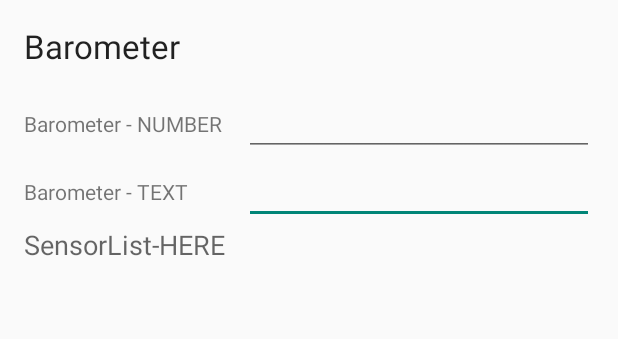
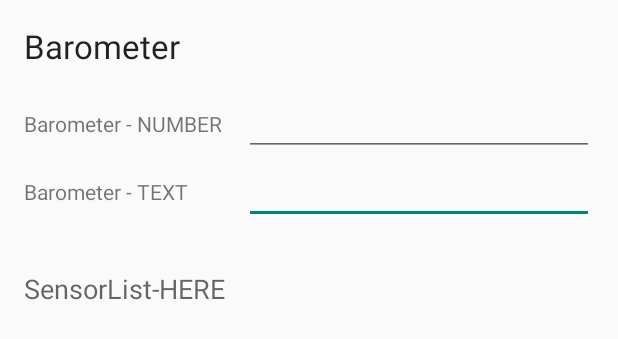
Before and after one commit to daKrueml/strawberry-firecracker, an Android app: the layout activity_barometer_request.xml on its own in the app's theme, with its tools: preview values and no code run, on a phone screen of 412 x 824 dp. Shown: the top 339 px of the screen. Run offline under Robolectric (Android 15) with nearby library versions, the phone set to English and light mode, and no system bars.

Commit message:
Barometer Layout überarbeitet

```diff
--- a/barometer/src/main/java/org/smiguel/barometer/barometer/barometer_request.java
+++ b/barometer/src/main/java/org/smiguel/barometer/barometer/barometer_request.java
@@ -52,7 +52,6 @@ public class barometer_request extends ActionBarActivity {
         }
         TextView TextSensorOutput = (TextView)findViewById(R.id.SensorList);
         TextSensorOutput.setText(data);
-
     }
 
     @Override
--- a/barometer/src/main/res/layout/activity_barometer_request.xml
+++ b/barometer/src/main/res/layout/activity_barometer_request.xml
@@ -42,9 +42,9 @@
         android:id="@+id/TextBarometer"
         android:enabled="true"
         android:width="350px"
-        android:layout_alignRight="@+id/SensorList"
-        android:layout_alignEnd="@+id/SensorList"
-        android:layout_below="@+id/NumberBarometer" />
+        android:layout_below="@+id/NumberBarometer"
+        android:layout_alignParentRight="true"
+        android:layout_alignParentEnd="true" />
 
     <EditText
         android:layout_width="wrap_content"
@@ -55,18 +55,6 @@
         android:layout_alignParentRight="true"
         android:layout_alignParentEnd="true"
         android:layout_below="@+id/space2" />
-
-    <TextView
-        android:layout_width="wrap_content"
-        android:layout_height="wrap_content"
-        android:textAppearance="?android:attr/textAppearanceMedium"
-        android:text="@string/SensorList"
-        android:id="@+id/SensorList"
-        android:layout_below="@+id/space"
-        android:layout_alignParentRight="true"
-        android:layout_alignParentEnd="true"
-        android:layout_alignParentLeft="true"
-        android:layout_alignParentStart="true" />
 
     <Space
         android:layout_width="20px"
@@ -88,4 +76,28 @@
         android:layout_alignEnd="@+id/NumberBarometer"
         android:id="@+id/space2" />
 
+    <ScrollView
+        android:layout_width="wrap_content"
+        android:layout_height="wrap_content"
+        android:id="@+id/SensorScrollList"
+        android:layout_below="@+id/space"
+        android:layout_alignParentRight="true"
+        android:layout_alignParentEnd="true"
+        android:layout_marginTop="29dp"
+        android:layout_alignParentLeft="true"
+        android:layout_alignParentStart="true"
+        android:fillViewport="false">
+
+        <TextView
+            android:layout_width="wrap_content"
+            android:layout_height="wrap_content"
+            android:textAppearance="?android:attr/textAppearanceMedium"
+            android:text="@string/SensorList"
+            android:id="@+id/SensorList"
+            android:visibility="visible"
+            android:layout_alignTop="@+id/SensorScrollList"
+            android:layout_alignParentRight="true"
+            android:layout_alignParentEnd="true" />
+    </ScrollView>
+
 </RelativeLayout>
```
